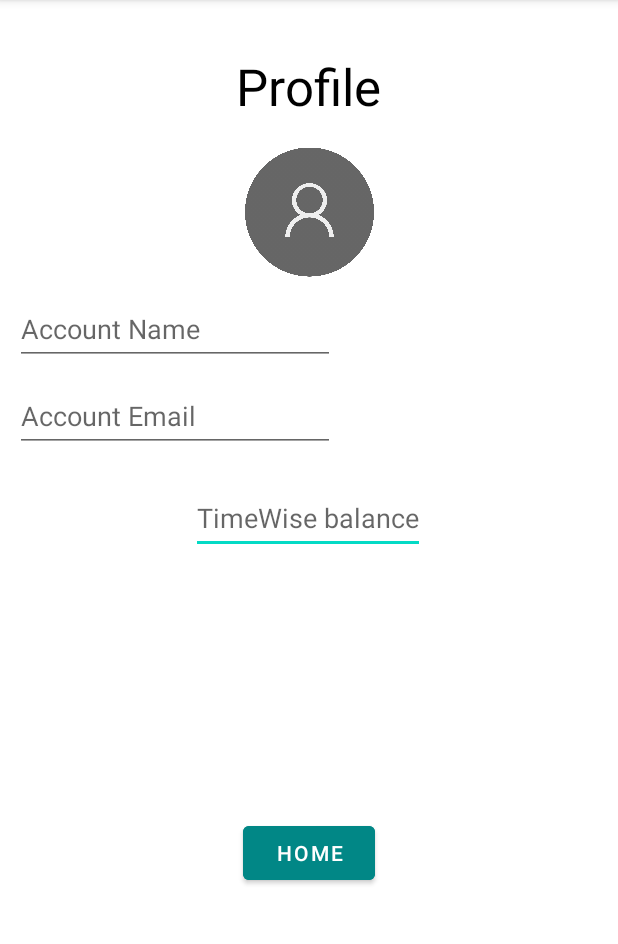
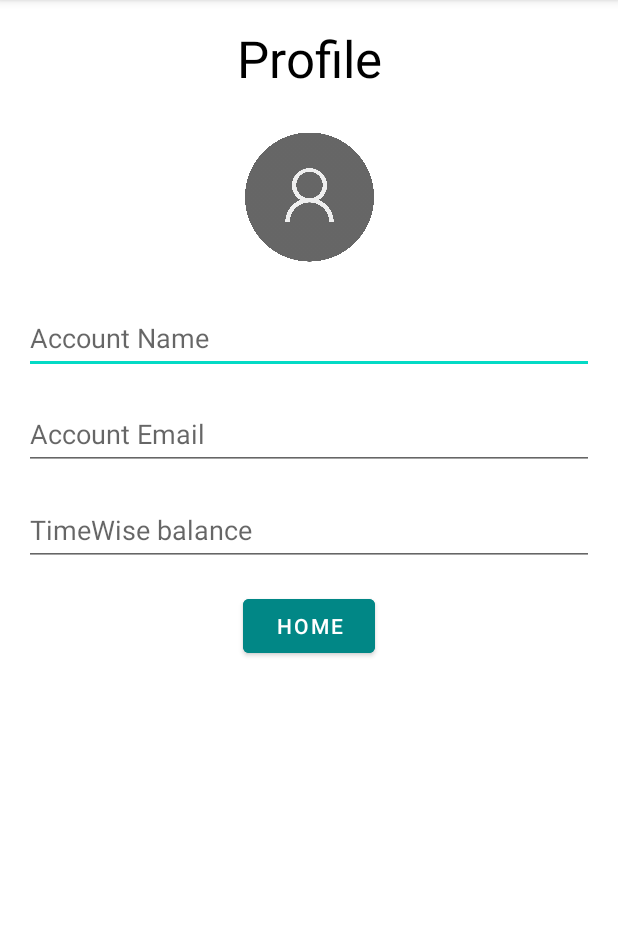
Before and after one commit to fquezado/MobilePaymentApplicationAndroidStudio, an Android app: the AccountInformation screen opened directly, with no data from a screen before it, on a phone screen of 412 x 824 dp, the part 84-1028 px from its top. Run offline under Robolectric (Android 15) with nearby library versions, the phone set to English and light mode, and no system bars.

Commit message:
fixing code

```diff
--- a/app/src/main/java/com/group4/mobilepaymentapplication/AccountInformation.java
+++ b/app/src/main/java/com/group4/mobilepaymentapplication/AccountInformation.java
@@ -14,6 +14,9 @@ public class AccountInformation extends AppCompatActivity {
 
     @Override
     protected void onCreate(Bundle savedInstanceState) {
+
+
+
         super.onCreate(savedInstanceState);
         setContentView(R.layout.activity_account_information);
         Button homeButton = findViewById(R.id.home_button);
--- a/app/src/main/res/layout/activity_account_information.xml
+++ b/app/src/main/res/layout/activity_account_information.xml
@@ -10,63 +10,66 @@
         android:id="@+id/Profile_Title"
         android:layout_width="wrap_content"
         android:layout_height="wrap_content"
-        android:layout_marginStart="109dp"
-        android:layout_marginTop="16dp"
-        android:layout_marginEnd="110dp"
-        android:layout_marginBottom="670dp"
         android:text="Profile"
         android:textAlignment="center"
         android:textColor="@color/black"
         android:textSize="34sp"
-        app:layout_constraintBottom_toBottomOf="parent"
+        app:layout_constraintTop_toTopOf="parent"
+        app:layout_constraintStart_toStartOf="parent"
         app:layout_constraintEnd_toEndOf="parent"
-        app:layout_constraintStart_toStartOf="parent"
-        app:layout_constraintTop_toTopOf="parent" />
-
-    <EditText
-        android:id="@+id/total_balance"
-        android:layout_width="156dp"
-        android:layout_height="48dp"
-        android:layout_marginStart="127dp"
-        android:layout_marginTop="20dp"
-        android:ems="10"
-        android:hint="TimeWise balance"
-        android:inputType="numberDecimal"
-        app:layout_constraintStart_toStartOf="parent"
-        app:layout_constraintTop_toBottomOf="@+id/account_email" />
-
-    <EditText
-        android:id="@+id/account_email"
-        android:layout_width="wrap_content"
-        android:layout_height="48dp"
-        android:layout_marginStart="10dp"
-        android:layout_marginTop="10dp"
-        android:ems="10"
-        android:hint="Account Email"
-        android:inputType="textEmailAddress"
-        app:layout_constraintStart_toStartOf="parent"
-        app:layout_constraintTop_toBottomOf="@+id/editTextTextPersonName" />
-
-    <EditText
-        android:id="@+id/editTextTextPersonName"
-        android:layout_width="wrap_content"
-        android:layout_height="48dp"
-        android:layout_marginStart="10dp"
-        android:ems="10"
-        android:hint="Account Name"
-        android:inputType="textPersonName"
-        app:layout_constraintStart_toStartOf="parent"
-        app:layout_constraintTop_toBottomOf="@+id/profile_pic" />
+        android:layout_marginTop="16dp" />
 
     <ImageView
         android:id="@+id/profile_pic"
         android:layout_width="86dp"
         android:layout_height="108dp"
-        android:layout_marginTop="7dp"
+        android:layout_marginTop="16dp"
+        app:layout_constraintTop_toBottomOf="@+id/Profile_Title"
+        app:layout_constraintStart_toStartOf="parent"
         app:layout_constraintEnd_toEndOf="parent"
+        app:srcCompat="@drawable/profile_pic1" />
+
+    <EditText
+        android:id="@+id/editTextTextPersonName"
+        android:layout_width="0dp"
+        android:layout_height="48dp"
+        android:layout_marginTop="16dp"
+        android:layout_marginStart="16dp"
+        android:layout_marginEnd="16dp"
+        android:ems="10"
+        android:hint="Account Name"
+        android:inputType="textPersonName"
+        app:layout_constraintTop_toBottomOf="@+id/profile_pic"
         app:layout_constraintStart_toStartOf="parent"
-        app:layout_constraintTop_toBottomOf="@+id/Profile_Title"
-        app:srcCompat="@drawable/profile_pic1" />
+        app:layout_constraintEnd_toEndOf="parent" />
+
+    <EditText
+        android:id="@+id/account_email"
+        android:layout_width="0dp"
+        android:layout_height="48dp"
+        android:layout_marginTop="16dp"
+        android:layout_marginStart="16dp"
+        android:layout_marginEnd="16dp"
+        android:ems="10"
+        android:hint="Account Email"
+        android:inputType="textEmailAddress"
+        app:layout_constraintTop_toBottomOf="@+id/editTextTextPersonName"
+        app:layout_constraintStart_toStartOf="parent"
+        app:layout_constraintEnd_toEndOf="parent" />
+
+    <EditText
+        android:id="@+id/total_balance"
+        android:layout_width="0dp"
+        android:layout_height="48dp"
+        android:layout_marginTop="16dp"
+        android:layout_marginStart="16dp"
+        android:layout_marginEnd="16dp"
+        android:ems="10"
+        android:hint="TimeWise balance"
+        android:inputType="numberDecimal"
+        app:layout_constraintTop_toBottomOf="@+id/account_email"
+        app:layout_constraintStart_toStartOf="parent"
+        app:layout_constraintEnd_toEndOf="parent" />
 
     <Button
         android:id="@+id/home_button"
@@ -74,10 +77,9 @@
         android:layout_height="wrap_content"
         android:backgroundTint="@color/teal_700"
         android:text="Home"
-        app:layout_constraintBottom_toBottomOf="parent"
+        app:layout_constraintTop_toBottomOf="@+id/total_balance"
+        app:layout_constraintStart_toStartOf="parent"
         app:layout_constraintEnd_toEndOf="parent"
-        app:layout_constraintStart_toStartOf="parent"
-        app:layout_constraintTop_toBottomOf="@+id/total_balance" />
-
+        android:layout_marginTop="16dp" />
 
 </androidx.constraintlayout.widget.ConstraintLayout>
--- a/app/src/main/res/layout/activity_add_payment.xml
+++ b/app/src/main/res/layout/activity_add_payment.xml
@@ -40,8 +40,7 @@
             android:layout_width="match_parent"
             android:layout_height="wrap_content"
             android:backgroundTint="@color/teal_700"
-            android:text="Bank Account"
-            android:visibility="gone" />
+            android:text="Bank Account" />
 
     </LinearLayout>
 
```
